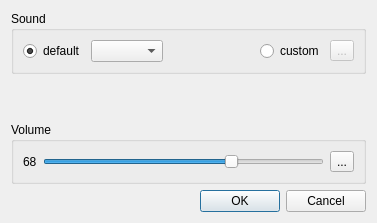
First picture: the form in plugins/chime/gui/sound_dialog.ui, repository Kolcha/DigitalClock4, before the edit.
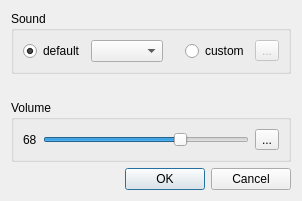
Second picture: the form after the edit. Icons and pictures are not drawn.

```diff
--- a/plugins/chime/gui/sound_dialog.ui
+++ b/plugins/chime/gui/sound_dialog.ui
@@ -6,8 +6,8 @@
    <rect>
     <x>0</x>
     <y>0</y>
-    <width>377</width>
-    <height>223</height>
+    <width>302</width>
+    <height>197</height>
    </rect>
   </property>
   <property name="windowTitle">
```
